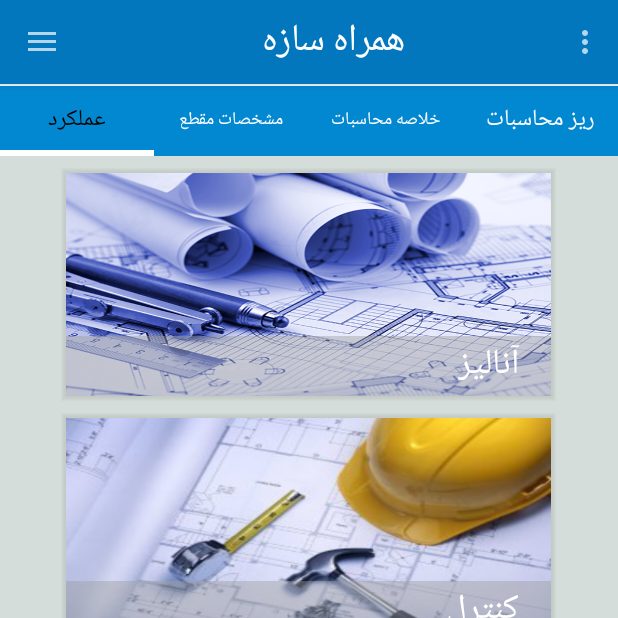
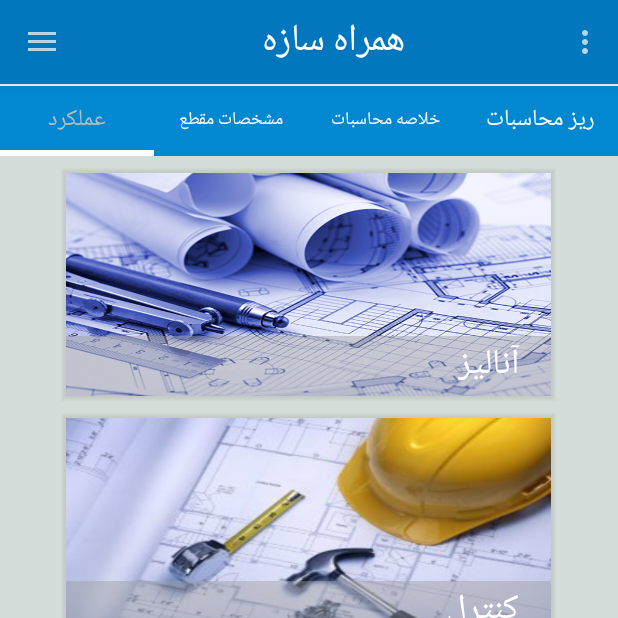
Before and after one commit to Matarata94/Construction, an Android app: the screen it shows after launch (MainActivity), on a phone screen of 412 x 824 dp, the top half of it. Run offline under Robolectric (Android 15) with nearby library versions, the light colour scheme and no system bars; libraries missing offline, so code that uses them is left out: com.afollestad.materialdialogs, com.dd.morphingbutton, com.rengwuxian.materialedittext, com.software.shell; network calls fail; 123 statements that could not run were skipped.

Commit message:
Wednesday 13/5/1395 18:50

```diff
--- a/app/src/main/res/layout/tab_layout.xml
+++ b/app/src/main/res/layout/tab_layout.xml
@@ -14,7 +14,7 @@
         android:background="@color/colorPrimaryLight"
         app:tabIndicatorColor="#ffffff"
         app:tabIndicatorHeight="4dp"
-        app:tabSelectedTextColor="#000000"
+        app:tabSelectedTextColor="#bdbdbd"
         app:tabTextColor="#ffffff"
         app:tabTextAppearance="@style/MineCustomTabText"
         android:layout_width="match_parent"
```
